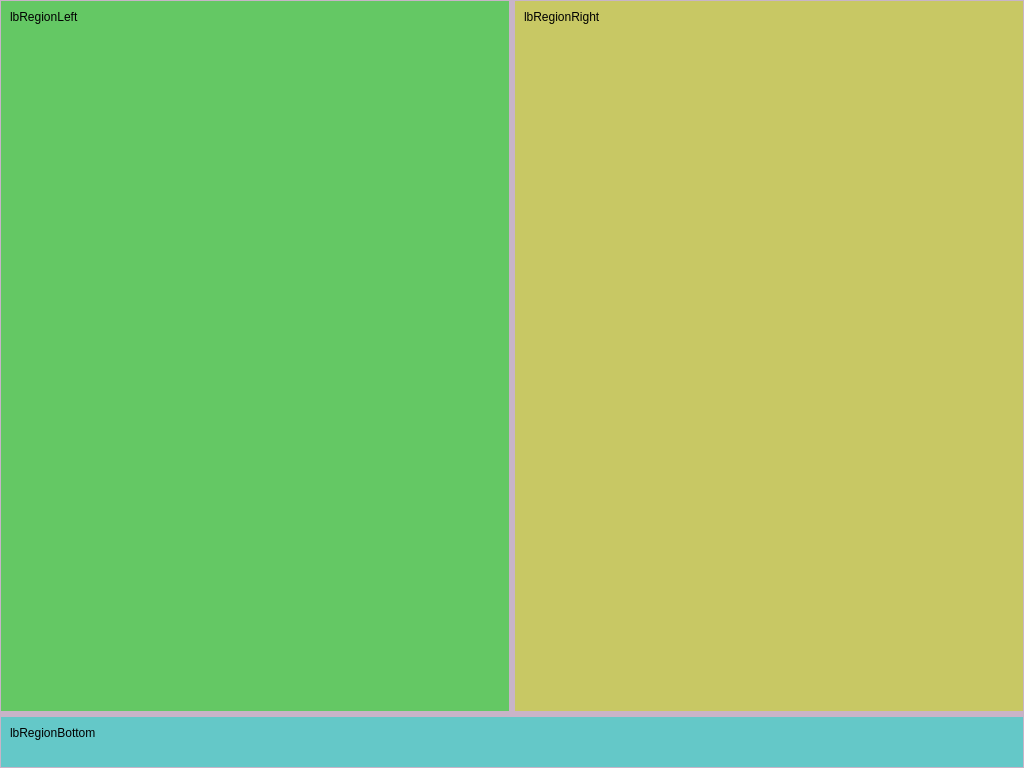
Above: QtGuiApplicationTest/QtGuiApplicationTest/WinReportTesting.ui from xautshuanglong/QtLearningRepository before the change. Below: the same form after it.
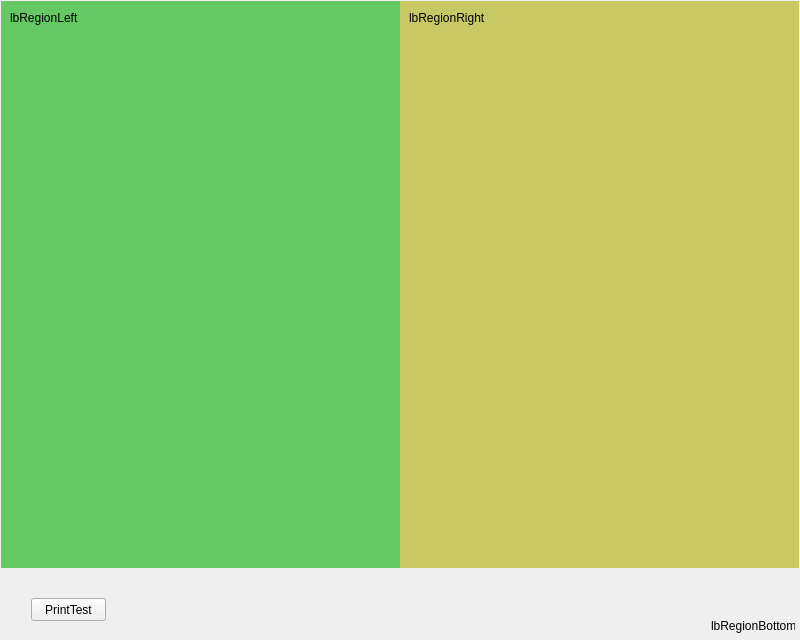
That is the form after the change.

Commit message: adjust WinReportTest's layout

What changed in the file:
```diff
--- a/QtGuiApplicationTest/QtGuiApplicationTest/WinReportTesting.ui
+++ b/QtGuiApplicationTest/QtGuiApplicationTest/WinReportTesting.ui
@@ -6,8 +6,8 @@
    <rect>
     <x>0</x>
     <y>0</y>
-    <width>1024</width>
-    <height>768</height>
+    <width>800</width>
+    <height>640</height>
    </rect>
   </property>
   <property name="sizePolicy">
@@ -27,7 +27,7 @@
   </property>
   <widget class="QWidget" name="centralWidget">
    <property name="sizePolicy">
-    <sizepolicy hsizetype="MinimumExpanding" vsizetype="MinimumExpanding">
+    <sizepolicy hsizetype="Expanding" vsizetype="Expanding">
      <horstretch>0</horstretch>
      <verstretch>0</verstretch>
     </sizepolicy>
@@ -39,18 +39,12 @@
     </size>
    </property>
    <property name="styleSheet">
-    <string notr="true">background-color: rgb(200,180,200);</string>
+    <string notr="true">/*background-color: rgb(200,180,200);*/</string>
    </property>
-   <layout class="QFormLayout" name="formLayout">
+   <layout class="QGridLayout" name="gridLayout">
     <property name="sizeConstraint">
      <enum>QLayout::SetDefaultConstraint</enum>
     </property>
-    <property name="horizontalSpacing">
-     <number>0</number>
-    </property>
-    <property name="verticalSpacing">
-     <number>0</number>
-    </property>
     <property name="leftMargin">
      <number>1</number>
     </property>
@@ -63,18 +57,21 @@
     <property name="bottomMargin">
      <number>1</number>
     </property>
-    <item row="0" column="0" colspan="2">
-     <layout class="QVBoxLayout" name="verticalLayout" stretch="8,0">
       <property name="spacing">
-       <number>6</number>
+     <number>0</number>
+    </property>
+    <item row="0" column="0">
+     <layout class="QVBoxLayout" name="MainLayout" stretch="8,1">
+      <property name="spacing">
+       <number>0</number>
       </property>
       <property name="sizeConstraint">
-       <enum>QLayout::SetMaximumSize</enum>
+       <enum>QLayout::SetDefaultConstraint</enum>
       </property>
       <item>
        <layout class="QHBoxLayout" name="ContentLayout" stretch="1,1">
         <property name="spacing">
-         <number>6</number>
+         <number>0</number>
         </property>
         <property name="sizeConstraint">
          <enum>QLayout::SetMinAndMaxSize</enum>
@@ -85,15 +82,15 @@
         <item>
          <widget class="QWidget" name="regionLeftEdit" native="true">
           <property name="sizePolicy">
-           <sizepolicy hsizetype="Maximum" vsizetype="Maximum">
+           <sizepolicy hsizetype="Expanding" vsizetype="Expanding">
             <horstretch>0</horstretch>
             <verstretch>0</verstretch>
            </sizepolicy>
           </property>
           <property name="minimumSize">
            <size>
-            <width>400</width>
-            <height>200</height>
+            <width>0</width>
+            <height>0</height>
            </size>
           </property>
           <property name="maximumSize">
@@ -105,29 +102,33 @@
           <property name="styleSheet">
            <string notr="true">background-color: rgb(100,200,100);</string>
           </property>
-          <layout class="QFormLayout" name="formLayout_3">
-           <item row="0" column="0">
             <widget class="QLabel" name="lbRegionLeft">
+           <property name="geometry">
+            <rect>
+             <x>9</x>
+             <y>9</y>
+             <width>72</width>
+             <height>16</height>
+            </rect>
+           </property>
              <property name="text">
               <string>lbRegionLeft</string>
              </property>
             </widget>
-           </item>
-          </layout>
          </widget>
         </item>
         <item>
          <widget class="QWidget" name="regionRightPreview" native="true">
           <property name="sizePolicy">
-           <sizepolicy hsizetype="MinimumExpanding" vsizetype="MinimumExpanding">
+           <sizepolicy hsizetype="Expanding" vsizetype="Expanding">
             <horstretch>0</horstretch>
             <verstretch>0</verstretch>
            </sizepolicy>
           </property>
           <property name="minimumSize">
            <size>
-            <width>400</width>
-            <height>200</height>
+            <width>0</width>
+            <height>0</height>
            </size>
           </property>
           <property name="maximumSize">
@@ -139,15 +140,19 @@
           <property name="styleSheet">
            <string notr="true">background-color: rgb(200,200,100);</string>
           </property>
-          <layout class="QFormLayout" name="formLayout_4">
-           <item row="0" column="0">
             <widget class="QLabel" name="lbRegionRight">
+           <property name="geometry">
+            <rect>
+             <x>9</x>
+             <y>9</y>
+             <width>78</width>
+             <height>16</height>
+            </rect>
+           </property>
              <property name="text">
               <string>lbRegionRight</string>
              </property>
             </widget>
-           </item>
-          </layout>
          </widget>
         </item>
        </layout>
@@ -155,29 +160,57 @@
       <item>
        <widget class="QWidget" name="regionBottomControl" native="true">
         <property name="sizePolicy">
-         <sizepolicy hsizetype="MinimumExpanding" vsizetype="MinimumExpanding">
+         <sizepolicy hsizetype="Expanding" vsizetype="Expanding">
           <horstretch>0</horstretch>
           <verstretch>0</verstretch>
          </sizepolicy>
         </property>
         <property name="minimumSize">
          <size>
-          <width>800</width>
-          <height>50</height>
+          <width>0</width>
+          <height>0</height>
          </size>
         </property>
         <property name="styleSheet">
-         <string notr="true">background-color: rgb(100,200,200);</string>
+         <string notr="true">/*
+QWidget
+{
+	background-color: rgb(100,200,200);
+}
+*/</string>
         </property>
-        <layout class="QFormLayout" name="formLayout_2">
-         <item row="0" column="0">
           <widget class="QLabel" name="lbRegionBottom">
+         <property name="geometry">
+          <rect>
+           <x>710</x>
+           <y>50</y>
+           <width>84</width>
+           <height>16</height>
+          </rect>
+         </property>
            <property name="text">
             <string>lbRegionBottom</string>
            </property>
           </widget>
-         </item>
-        </layout>
+        <widget class="QPushButton" name="btnPrintTest">
+         <property name="geometry">
+          <rect>
+           <x>30</x>
+           <y>30</y>
+           <width>75</width>
+           <height>23</height>
+          </rect>
+         </property>
+         <property name="styleSheet">
+          <string notr="true"/>
+         </property>
+         <property name="text">
+          <string>PrintTest</string>
+         </property>
+         <property name="flat">
+          <bool>false</bool>
+         </property>
+        </widget>
        </widget>
       </item>
      </layout>
```
Lines whose indentation alone changed are shown as unchanged. The commit also changes 7 other files.
